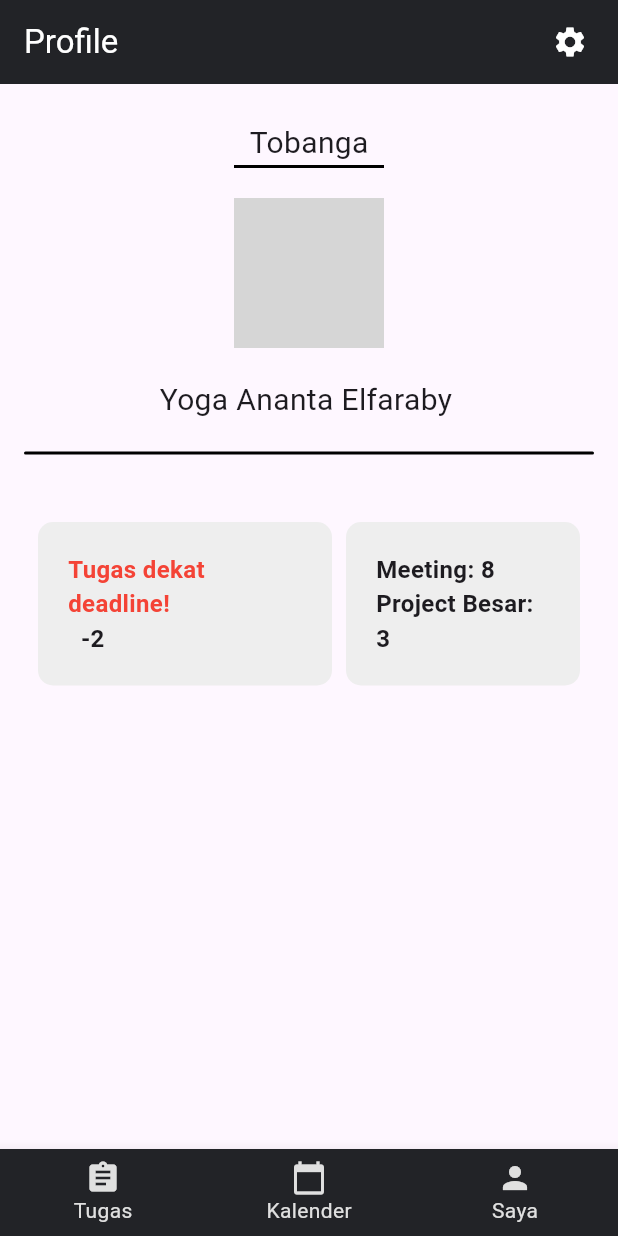
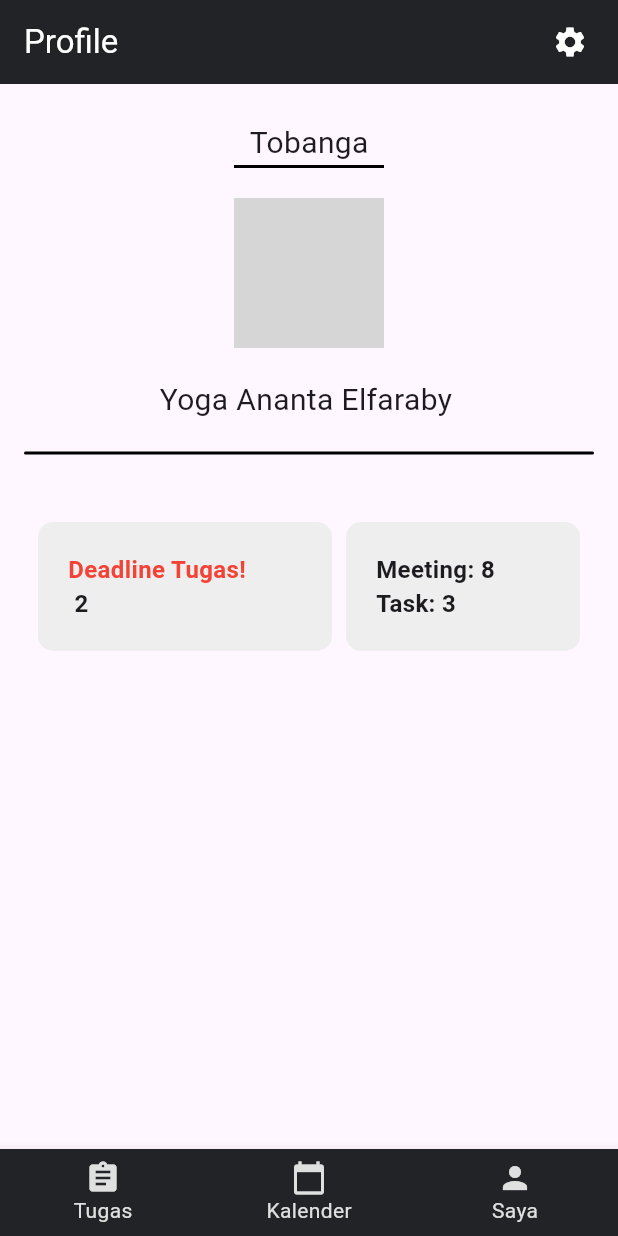
Before and after one commit to Drakkura/mobdev, a Flutter app: the ProfilePage screen opened directly, on a phone screen of 412 x 824 dp. Run offline on Flutter 3.47's test engine with Material 3 defaults, Android fonts, the light colour scheme and no system bars; our stand-ins replace cloud_firestore, firebase_auth, firebase_core, flutter_rating_bar, get, hexcolor and 2 more; missing offline and left inert: mysql_client; accounts and stored records are empty; grey boxes are pictures that could not be loaded.

Commit message:
Update profile.dart

```diff
--- a/lib/view/profile.dart
+++ b/lib/view/profile.dart
@@ -4,6 +4,8 @@ import 'package:flutter/material.dart';
 import 'package:image_picker/image_picker.dart';
 import 'package:login_sahabat_mahasiswa/settings/setting.dart';
 import 'package:login_sahabat_mahasiswa/utils/colors.dart';
+import 'package:login_sahabat_mahasiswa/view/calendar.dart';
+import 'package:login_sahabat_mahasiswa/view/dashboard.dart';
 import 'package:login_sahabat_mahasiswa/view/widget/bottom.navigationbar.dart';
 
 void main() {
@@ -34,7 +36,6 @@ class _ProfilePageState extends State<ProfilePage> {
   String username = "Tobanga";
   String profileImageUrl = "assets/images/logoaja.png";
 
-
   @override
   Widget build(BuildContext context) {
     return Scaffold(
@@ -42,16 +43,16 @@ class _ProfilePageState extends State<ProfilePage> {
       appBar: AppBar(
         backgroundColor: GlobalColors.mainColor,
         automaticallyImplyLeading: false,
-        title: Text(
+        title: const Text(
           'Profile',
           style: TextStyle(color: Colors.white),
         ),
         actions: [
           Padding(
-            padding: EdgeInsets.only(right: 8.0),
+            padding: const EdgeInsets.only(right: 8.0),
             child: IconButton(
               color: Colors.white,
-              icon: Icon(Icons.settings),
+              icon: const Icon(Icons.settings),
               onPressed: () {
                 Navigator.pushReplacement(
                   context,
@@ -70,19 +71,19 @@ class _ProfilePageState extends State<ProfilePage> {
           padding: const EdgeInsets.symmetric(horizontal: 16.0),
           child: Column(
             children: <Widget>[
-              SizedBox(height: 25,),
+              const SizedBox(height: 25,),
               Text(
                 username,
-                style: TextStyle(fontSize: 20),
+                style: const TextStyle(fontSize: 20),
               ),
               Container(
-                    padding: EdgeInsets.all(1),
+                padding: const EdgeInsets.all(1),
                 width: 100,
-                    decoration: BoxDecoration(
-                      color: const Color.fromARGB(255, 0, 0, 0),
+                decoration: const BoxDecoration(
+                  color: Color.fromARGB(255, 0, 0, 0),
                 ),
               ),
-              SizedBox(height: 20),
+              const SizedBox(height: 20),
               GestureDetector(
                 child: Stack(
                   children: [
@@ -95,11 +96,11 @@ class _ProfilePageState extends State<ProfilePage> {
                       bottom: 0,
                       right: 0,
                       child: Container(
-                        decoration: BoxDecoration(
+                        decoration: const BoxDecoration(
                           shape: BoxShape.circle,
                           color: Colors.white,
                         ),
-                        padding: EdgeInsets.all(4),
+                        padding: const EdgeInsets.all(4),
                         child: GestureDetector(
                           onTap: () async {
                             var result = await Navigator.pushNamed(context, '/edit', arguments: {
@@ -115,7 +116,7 @@ class _ProfilePageState extends State<ProfilePage> {
                               });
                             }
                           },
-                          child: Icon(Icons.edit),
+                          child: const Icon(Icons.edit),
                         ),
                       ),
                     ),
@@ -123,7 +124,7 @@ class _ProfilePageState extends State<ProfilePage> {
                 ),
               ),
 
-              SizedBox(height: 20),
+              const SizedBox(height: 20),
               Row(
                 crossAxisAlignment: CrossAxisAlignment.start,
                 children: [
@@ -131,55 +132,77 @@ class _ProfilePageState extends State<ProfilePage> {
                     child: Text(
                       name,
                       textAlign: TextAlign.center,
-                      style: TextStyle(fontSize: 20),
+                      style: const TextStyle(fontSize: 20),
                     ),
                   ),
-                  SizedBox(width: 4),
+                  const SizedBox(width: 4),
 
                 ],
               ),
-              Container(margin: EdgeInsets.symmetric(vertical: 20),
-                    padding: EdgeInsets.all(1),
+              Container(
+                margin: const EdgeInsets.symmetric(vertical: 20),
+                padding: const EdgeInsets.all(1),
                 decoration: BoxDecoration(
                   color: const Color.fromARGB(255, 0, 0, 0),
                   borderRadius: BorderRadius.circular(10),
                 ),
               ),
-              SizedBox(height: 5,),
+              const SizedBox(height: 5,),
               Row(
                 mainAxisAlignment: MainAxisAlignment.spaceEvenly,
                 children: [
-                  Container(
-                    margin: EdgeInsets.symmetric(vertical: 20),
-                    padding: EdgeInsets.all(20),
+                  GestureDetector(
+                    onTap: () {
+                      Navigator.pushReplacement(
+                        context,
+                        PageRouteBuilder(
+                          pageBuilder: (_, __, ___) => const Dashboard(),
+                          transitionDuration: Duration.zero,
+                        )
+                      );
+                    },
+                    child: Container(
+                      margin: const EdgeInsets.symmetric(vertical: 20),
+                      padding: const EdgeInsets.all(20),
                       width: MediaQuery.of(context).size.width / 2 - 10,
                       decoration: BoxDecoration(
                         color: Colors.grey[200],
                         borderRadius: BorderRadius.circular(10),
                       ),
-                    child: Column(
+                      child: const Column(
                         crossAxisAlignment: CrossAxisAlignment.start,
                         children: [
                           Text(
-                          'Tugas dekat deadline!',
+                            'Deadline Tugas!',
                             style: TextStyle(fontSize: 16, fontWeight: FontWeight.bold, color: Colors.red),
                           ),
                           Text(
-                          '  -2',
+                            ' 2',
                             style: TextStyle(fontSize: 16, fontWeight: FontWeight.bold),
                           ),
                         ],
                       ),
                     ),
-                  Container(
-                    margin: EdgeInsets.symmetric(vertical: 20),
-                    padding: EdgeInsets.all(20),
+                  ),
+                  GestureDetector(
+                    onTap: () {
+                      Navigator.pushReplacement(
+                        context,
+                        PageRouteBuilder(
+                          pageBuilder: (_, __, ___) => const CalendarScreen(),
+                          transitionDuration: Duration.zero,
+                        )
+                      );
+                    },
+                    child: Container(
+                      margin: const EdgeInsets.symmetric(vertical: 20),
+                      padding: const EdgeInsets.all(20),
                       width: MediaQuery.of(context).size.width / 2 - 50,
                       decoration: BoxDecoration(
                         color: Colors.grey[200],
                         borderRadius: BorderRadius.circular(10),
                       ),
-                    child: Column(
+                      child: const Column(
                         crossAxisAlignment: CrossAxisAlignment.start,
                         children: [
                           Text(
@@ -187,10 +210,11 @@ class _ProfilePageState extends State<ProfilePage> {
                             style: TextStyle(fontSize: 16, fontWeight: FontWeight.bold),
                           ),
                           Text(
-                          'Project Besar: 3',
+                            'Task: 3',
                             style: TextStyle(fontSize: 16, fontWeight: FontWeight.bold),
                           ),
                         ],
+                      ),
                     ),
                   ),
                 ],
@@ -209,15 +233,15 @@ class EditProfilePage extends StatefulWidget {
 }
 
 class _EditProfilePageState extends State<EditProfilePage> {
+  final ImagePicker _picker = ImagePicker();
   TextEditingController nameController = TextEditingController();
   TextEditingController usernameController = TextEditingController();
   TextEditingController passwordController = TextEditingController();
   String profileImageUrl = "assets/profile_image.png";
   String newPassword = "";
 
-
-  Future<void> _selectImage() async {
-    final pickedFile = await ImagePicker().pickImage(source: ImageSource.gallery);
+  Future<void> _getImageFromGallery() async {
+  final pickedFile = await _picker.pickImage(source: ImageSource.gallery);
 
   if (pickedFile != null) {
     setState(() {
@@ -225,6 +249,53 @@ class _EditProfilePageState extends State<EditProfilePage> {
     });
   }
 }
+
+Future<void> _getImageFromCamera() async {
+  final pickedFile = await _picker.pickImage(source: ImageSource.camera);
+
+  if (pickedFile != null) {
+    setState(() {
+      profileImageUrl = pickedFile.path;
+    });
+  }
+}
+
+Future<void> _selectImage() async {
+  await _showImageSourceDialog();
+}
+
+Future<void> _showImageSourceDialog() async {
+  await showDialog(
+    context: context,
+    builder: (BuildContext context) {
+      return AlertDialog(
+        title: Text("Pilih Sumber Gambar"),
+        content: SingleChildScrollView(
+          child: ListBody(
+            children: [
+              GestureDetector(
+                onTap: () {
+                  Navigator.pop(context);
+                  _getImageFromGallery();
+                },
+                child: Text("Galeri"),
+              ),
+              const SizedBox(height: 20),
+              GestureDetector(
+                onTap: () {
+                  Navigator.pop(context);
+                  _getImageFromCamera();
+                },
+                child: Text("Kamera"),
+              ),
+            ],
+          ),
+        ),
+      );
+    },
+  );
+}
+
   @override
   void initState() {
     super.initState();
@@ -243,7 +314,7 @@ class _EditProfilePageState extends State<EditProfilePage> {
   Widget build(BuildContext context) {
     return Scaffold(
       appBar: AppBar(
-        title: Text('Edit Profile'),
+        title: const Text('Edit Profile'),
       ),
       body: Padding(
         padding: const EdgeInsets.symmetric(horizontal: 16.0),
@@ -263,37 +334,37 @@ class _EditProfilePageState extends State<EditProfilePage> {
                     bottom: 0,
                     right: 0,
                     child: Container(
-                      decoration: BoxDecoration(
+                      decoration: const BoxDecoration(
                         shape: BoxShape.circle,
                         color: Colors.white,
                       ),
-                      padding: EdgeInsets.all(4),
-                      child: Icon(Icons.edit),
+                      padding: const EdgeInsets.all(4),
+                      child: const Icon(Icons.edit),
                     ),
                   ),
                 ],
               ),
             ),
-            SizedBox(height: 20),
+            const SizedBox(height: 20),
             TextFormField(
               controller: nameController,
-              decoration: InputDecoration(labelText: 'Name'),
+              decoration: const InputDecoration(labelText: 'Name'),
             ),
-            SizedBox(height: 10),
+            const SizedBox(height: 10),
             TextFormField(
               controller: usernameController,
-              decoration: InputDecoration(labelText: 'Username'),
+              decoration: const InputDecoration(labelText: 'Username'),
             ),
-            SizedBox(height: 10),
+            const SizedBox(height: 10),
             TextFormField(
               controller: passwordController,
-              decoration: InputDecoration(labelText: 'New Password'),
+              decoration: const InputDecoration(labelText: 'New Password'),
               obscureText: true,
               onChanged: (value) {
                 newPassword = value;
               },
             ),
-            SizedBox(height: 20),
+            const SizedBox(height: 20),
             Center(
               child: ElevatedButton(
                 onPressed: () {
@@ -303,7 +374,15 @@ class _EditProfilePageState extends State<EditProfilePage> {
                     'profileImageUrl': profileImageUrl,
                   });
                 },
-                child: Text('Save'),
+                style: ElevatedButton.styleFrom(
+                  backgroundColor: GlobalColors.secondColor,
+                ),
+                child: Text(
+                  'Save',
+                  style: TextStyle(
+                    color: Colors.white,
+                  ),
+                ),
               ),
             ),
           ],
```
Lines whose indentation alone changed are shown as unchanged.
